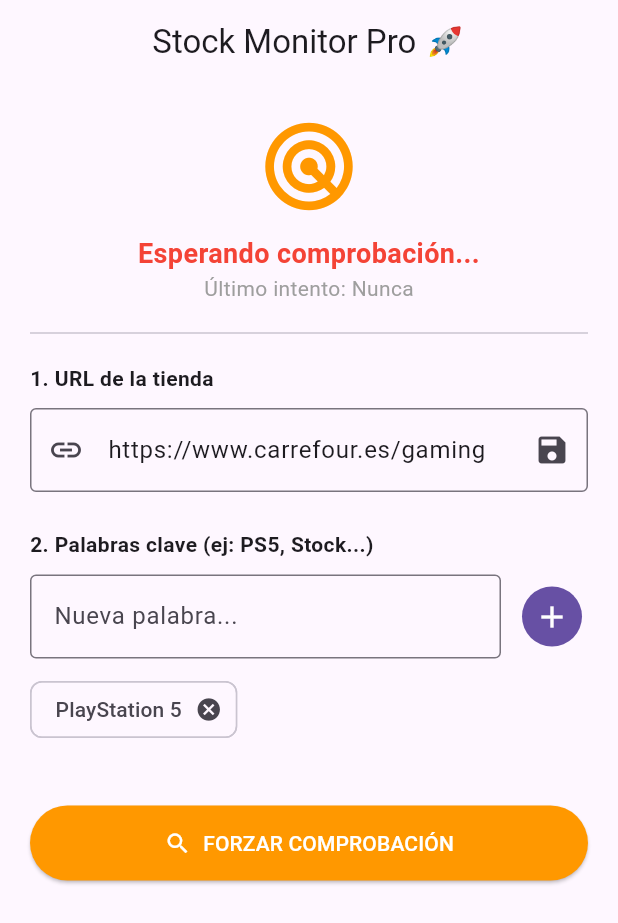
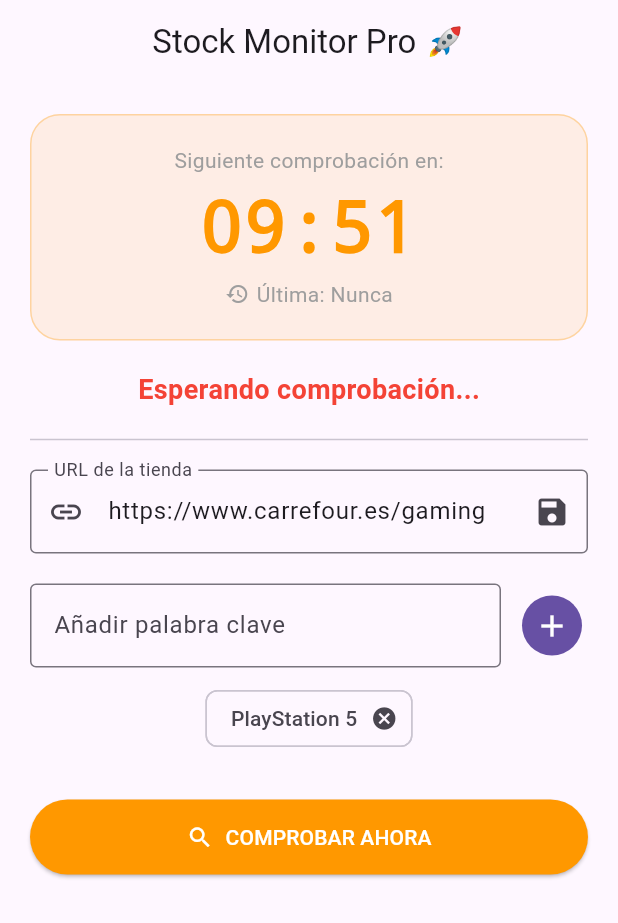
Before and after one commit to daaviddieeguez/Stock_alarm, a Flutter app: the screen it shows after launch, after a tap on the "add" icon, on a phone screen of 412 x 824 dp. Shown: the top 923 px of the screen. Run offline on Flutter 3.47's test engine with Material 3 defaults, Android fonts, the phone set to English and light mode, and no system bars; our stand-ins replace audioplayers, flutter_local_notifications; missing offline and left inert: flutter_background_service, flutter_background_service_android.

Commit message:
Cronometro para proxima comprobacion

```diff
--- a/lib/screens/home_screen.dart
+++ b/lib/screens/home_screen.dart
@@ -7,8 +7,9 @@
 import 'package:flutter_background_service_android/flutter_background_service_android.dart';
 
 // --- VARIABLES GLOBALES DINÁMICAS ---
-String targetUrl = "https://www.carrefour.es/gaming"; // URL por defecto
+String targetUrl = "https://www.carrefour.es/gaming";
 List<String> stockKeywords = ["PlayStation 5"];
+const int checkIntervalMinutes = 10; // Intervalo centralizado
 
 void main() async {
   WidgetsFlutterBinding.ensureInitialized();
@@ -25,7 +26,7 @@
       autoStart: true,
       isForegroundMode: true,
       initialNotificationTitle: 'Monitor de Stock Activo',
-      initialNotificationContent: 'Vigilando la web configurada...',
+      initialNotificationContent: 'Vigilando cada $checkIntervalMinutes min...',
       foregroundServiceNotificationId: 888,
     ),
     iosConfiguration: IosConfiguration(autoStart: false),
@@ -35,26 +36,33 @@
 
 @pragma('vm:entry-point')
 void onStart(ServiceInstance service) async {
+  String currentUrl = targetUrl;
+  List<String> currentKeywords = List.from(stockKeywords);
+
   if (service is AndroidServiceInstance) {
     service.setAsForegroundService();
   }
 
-  Timer.periodic(const Duration(minutes: 10), (timer) async {
+  service.on("updateConfig").listen((event) {
+    if (event != null) {
+      currentUrl = event["url"];
+      currentKeywords = List<String>.from(event["keywords"]);
+    }
+  });
+
+  Timer.periodic(const Duration(minutes: checkIntervalMinutes), (timer) async {
     try {
-      final response = await http.get(Uri.parse(targetUrl));
+      final response = await http.get(Uri.parse(currentUrl));
       if (response.statusCode == 200) {
         final html = response.body.toLowerCase();
-        for (final word in stockKeywords) {
-          final cleanWord = word.trim().toLowerCase();
-          if (cleanWord.isNotEmpty && html.contains(cleanWord)) {
+        for (final word in currentKeywords) {
+          if (html.contains(word.toLowerCase().trim())) {
             BackgroundNotificationHelper.showSilentNotification(word);
-            break; // Solo una notificación por ciclo
+            break;
           }
         }
       }
-    } catch (e) {
-      debugPrint("Error en segundo plano: $e");
-    }
+    } catch (e) { debugPrint("Error background: $e"); }
   });
 }
 
@@ -82,7 +90,10 @@
   String stockStatus = 'Esperando comprobación...';
   bool hasStock = false;
 
-  // Controladores para los campos de texto
+  // Lógica de Cuenta Atrás
+  Timer? _countdownTimer;
+  int _secondsRemaining = checkIntervalMinutes * 60;
+
   final TextEditingController _urlController = TextEditingController(text: targetUrl);
   final TextEditingController _keywordController = TextEditingController();
   final FlutterLocalNotificationsPlugin notificationsPlugin = FlutterLocalNotificationsPlugin();
@@ -91,21 +102,53 @@
   void initState() {
     super.initState();
     _initNotifications();
+    _startCountdown(); // Iniciar reloj al abrir
+  }
+
+  @override
+  void dispose() {
+    _countdownTimer?.cancel();
+    _urlController.dispose();
+    _keywordController.dispose();
+    super.dispose();
+  }
+
+  void _startCountdown() {
+    _countdownTimer?.cancel();
+    _secondsRemaining = checkIntervalMinutes * 60;
+    _countdownTimer = Timer.periodic(const Duration(seconds: 1), (timer) {
+      setState(() {
+        if (_secondsRemaining > 0) {
+          _secondsRemaining--;
+        } else {
+          _checkStock(); // Autocomprobar al llegar a cero en la UI
+        }
+      });
+    });
+  }
+
+  String _formatDuration(int totalSeconds) {
+    int minutes = totalSeconds ~/ 60;
+    int seconds = totalSeconds % 60;
+    return "${minutes.toString().padLeft(2, '0')}:${seconds.toString().padLeft(2, '0')}";
   }
 
   Future<void> _initNotifications() async {
-    const AndroidInitializationSettings androidInit = AndroidInitializationSettings('@mipmap/ic_launcher');
-    const InitializationSettings initSettings = InitializationSettings(android: androidInit);
-    await notificationsPlugin.initialize(initSettings);
+    const androidInit = AndroidInitializationSettings('@mipmap/ic_launcher');
+    await notificationsPlugin.initialize(const InitializationSettings(android: androidInit));
+  }
+
+  void _syncWithService() {
+    FlutterBackgroundService().invoke("updateConfig", {
+      "url": targetUrl,
+      "keywords": stockKeywords,
+    });
   }
 
   void _updateUrl() {
-    setState(() {
-      targetUrl = _urlController.text.trim();
-    });
-    ScaffoldMessenger.of(context).showSnackBar(
-      const SnackBar(content: Text('URL de búsqueda actualizada')),
-    );
+    setState(() => targetUrl = _urlController.text.trim());
+    _syncWithService();
+    ScaffoldMessenger.of(context).showSnackBar(const SnackBar(content: Text('URL sincronizada')));
   }
 
   void _addKeyword() {
@@ -114,16 +157,14 @@
         stockKeywords.add(_keywordController.text.trim());
         _keywordController.clear();
       });
+      _syncWithService();
     }
   }
 
   Future<void> _checkStock() async {
-    if (targetUrl.isEmpty || !targetUrl.startsWith("http")) {
-      ScaffoldMessenger.of(context).showSnackBar(
-        const SnackBar(content: Text('Introduce una URL válida (http/https)')),
-      );
-      return;
-    }
+    _startCountdown(); // Reiniciar el reloj siempre que se comprueba
+
+    if (targetUrl.isEmpty || !targetUrl.startsWith("http")) return;
 
     setState(() => stockStatus = 'Analizando web...');
 
@@ -152,20 +193,17 @@
       } else {
         setState(() {
           hasStock = false;
-          stockStatus = '❌ Sin stock en esta URL';
+          stockStatus = '❌ Sin stock';
         });
       }
-      setState(() => lastCheck = _getFormattedTime());
+      setState(() => lastCheck = "${DateTime.now().hour.toString().padLeft(2, '0')}:${DateTime.now().minute.toString().padLeft(2, '0')}");
     } catch (e) {
       setState(() {
-        stockStatus = '⚠️ Error: No se pudo cargar la web';
+        stockStatus = '⚠️ Error de conexión';
         hasStock = false;
-        lastCheck = _getFormattedTime();
       });
     }
   }
-
-  String _getFormattedTime() => "${DateTime.now().hour.toString().padLeft(2, '0')}:${DateTime.now().minute.toString().padLeft(2, '0')}";
 
   Future<void> _playAlarm() async {
     final player = AudioPlayer();
@@ -173,10 +211,8 @@
   }
 
   Future<void> _showNotification(String keyword) async {
-    const AndroidNotificationDetails androidDetails = AndroidNotificationDetails(
-      'stock_channel', 'Alertas de Stock', importance: Importance.max, priority: Priority.high,
-    );
-    await notificationsPlugin.show(1, '🎮 Stock detectado', 'Encontrado en la web: $keyword', const NotificationDetails(android: androidDetails));
+    const androidDetails = AndroidNotificationDetails('stock_channel', 'Alertas de Stock', importance: Importance.max, priority: Priority.high);
+    await notificationsPlugin.show(1, '🎮 Stock detectado', 'Encontrado: $keyword', const NotificationDetails(android: androidDetails));
   }
 
   @override
@@ -186,45 +222,54 @@
       body: SingleChildScrollView(
         padding: const EdgeInsets.all(20),
         child: Column(
-          crossAxisAlignment: CrossAxisAlignment.start,
           children: [
-            // Panel de Estado
-            Center(
+            // PANEL DE CUENTA ATRÁS
+            Container(
+              padding: const EdgeInsets.all(20),
+              decoration: BoxDecoration(
+                color: Colors.orange.withOpacity(0.1),
+                borderRadius: BorderRadius.circular(20),
+                border: Border.all(color: Colors.orange.withOpacity(0.3)),
+              ),
               child: Column(
                 children: [
-                  Icon(hasStock ? Icons.check_circle : Icons.radar, size: 70, color: hasStock ? Colors.green : Colors.orange),
-                  const SizedBox(height: 10),
-                  Text(stockStatus, textAlign: TextAlign.center, style: TextStyle(fontSize: 18, fontWeight: FontWeight.bold, color: hasStock ? Colors.green : Colors.red)),
-                  Text('Último intento: $lastCheck', style: const TextStyle(color: Colors.grey)),
+                  const Text("Siguiente comprobación en:", style: TextStyle(fontSize: 14, color: Colors.grey)),
+                  Text(
+                    _formatDuration(_secondsRemaining),
+                    style: const TextStyle(fontSize: 48, fontWeight: FontWeight.bold, fontFamily: 'monospace', color: Colors.orange),
+                  ),
+                  Row(
+                    mainAxisAlignment: MainAxisAlignment.center,
+                    children: [
+                      const Icon(Icons.history, size: 16, color: Colors.grey),
+                      const SizedBox(width: 5),
+                      Text("Última: $lastCheck", style: const TextStyle(color: Colors.grey)),
+                    ],
+                  ),
                 ],
               ),
             ),
+            const SizedBox(height: 20),
+            Text(stockStatus, style: TextStyle(fontSize: 18, fontWeight: FontWeight.bold, color: hasStock ? Colors.green : Colors.red)),
             const Divider(height: 40),
 
-            // Campo de URL
-            const Text('1. URL de la tienda', style: TextStyle(fontWeight: FontWeight.bold)),
-            const SizedBox(height: 10),
+            // CONFIGURACIÓN
             TextField(
               controller: _urlController,
-              onChanged: (val) => targetUrl = val.trim(),
               decoration: InputDecoration(
-                hintText: 'https://...',
+                labelText: 'URL de la tienda',
                 prefixIcon: const Icon(Icons.link),
                 border: const OutlineInputBorder(),
                 suffixIcon: IconButton(icon: const Icon(Icons.save), onPressed: _updateUrl),
               ),
             ),
-            const SizedBox(height: 25),
-
-            // Campo de Palabras Clave
-            const Text('2. Palabras clave (ej: PS5, Stock...)', style: TextStyle(fontWeight: FontWeight.bold)),
-            const SizedBox(height: 10),
+            const SizedBox(height: 20),
             Row(
               children: [
                 Expanded(
                   child: TextField(
                     controller: _keywordController,
-                    decoration: const InputDecoration(border: OutlineInputBorder(), hintText: 'Nueva palabra...'),
+                    decoration: const InputDecoration(border: OutlineInputBorder(), labelText: 'Añadir palabra clave'),
                     onSubmitted: (_) => _addKeyword(),
                   ),
                 ),
@@ -237,17 +282,19 @@
               spacing: 8,
               children: stockKeywords.map((word) => Chip(
                 label: Text(word),
-                onDeleted: () => setState(() => stockKeywords.remove(word)),
+                onDeleted: () {
+                  setState(() => stockKeywords.remove(word));
+                  _syncWithService();
+                },
               )).toList(),
             ),
-
-            const SizedBox(height: 40),
+            const SizedBox(height: 30),
             SizedBox(
               width: double.infinity,
               child: ElevatedButton.icon(
                 onPressed: _checkStock,
                 icon: const Icon(Icons.search),
-                label: const Text('FORZAR COMPROBACIÓN'),
+                label: const Text('COMPROBAR AHORA'),
                 style: ElevatedButton.styleFrom(backgroundColor: Colors.orange, foregroundColor: Colors.white, padding: const EdgeInsets.all(15)),
               ),
             ),
@@ -260,10 +307,8 @@
 
 class BackgroundNotificationHelper {
   static void showSilentNotification(String word) async {
-    final FlutterLocalNotificationsPlugin flip = FlutterLocalNotificationsPlugin();
-    const AndroidNotificationDetails androidDetails = AndroidNotificationDetails(
-      'stock_channel', 'Alertas de Stock', importance: Importance.max, priority: Priority.high,
-    );
-    await flip.show(2, '🎮 ¡STOCK DISPONIBLE!', 'Se encontró "$word" en la web configurada', const NotificationDetails(android: androidDetails));
+    final flip = FlutterLocalNotificationsPlugin();
+    const androidDetails = AndroidNotificationDetails('stock_channel', 'Alertas de Stock', importance: Importance.max, priority: Priority.high);
+    await flip.show(2, '🎮 ¡STOCK DISPONIBLE!', 'Se encontró "$word"', const NotificationDetails(android: androidDetails));
   }
 }
```
